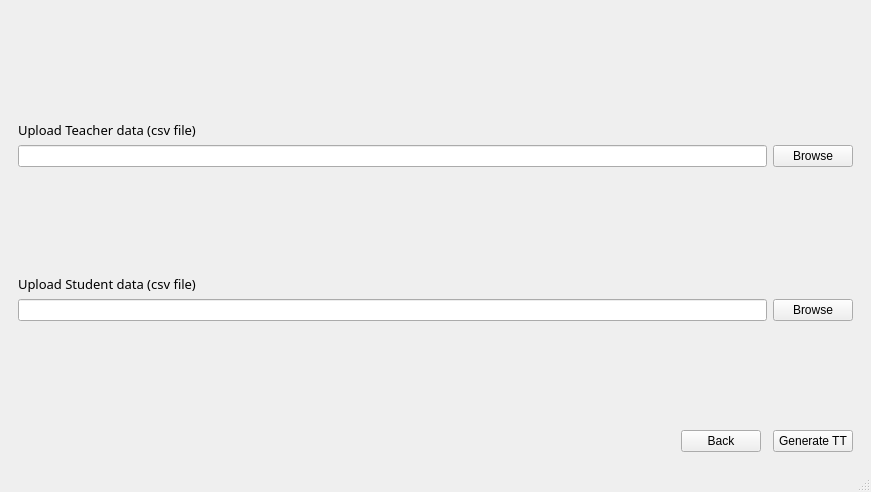
Qt form forms/mainwindow.ui (dyumanaditya/time-table-generator) before a commit.
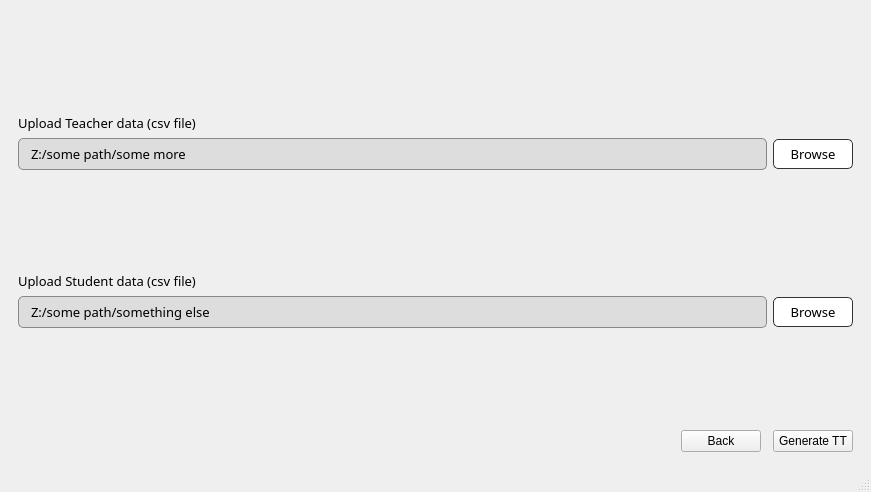
The same form after that commit.

Diff of the .ui file:
```diff
--- a/forms/mainwindow.ui
+++ b/forms/mainwindow.ui
@@ -143,7 +143,24 @@
            </spacer>
           </item>
           <item row="2" column="4" colspan="3">
-           <widget class="QLineEdit" name="teacher_data_path"/>
+           <widget class="QLineEdit" name="teacher_data_path">
+            <property name="font">
+             <font>
+              <family>Roboto Mono</family>
+              <pointsize>10</pointsize>
+             </font>
+            </property>
+            <property name="styleSheet">
+             <string notr="true">color: #000;
+background: #ddd;
+padding: 5px 10px;
+border: 1px solid #888;
+border-radius: 5px;</string>
+            </property>
+            <property name="text">
+             <string>Z:/some path/some more</string>
+            </property>
+           </widget>
           </item>
           <item row="4" column="4">
            <widget class="QLabel" name="upload_student_label">
@@ -160,6 +177,19 @@
           </item>
           <item row="5" column="7">
            <widget class="QPushButton" name="student_data_browse_button">
+            <property name="font">
+             <font>
+              <family>Product Sans</family>
+              <pointsize>10</pointsize>
+             </font>
+            </property>
+            <property name="styleSheet">
+             <string notr="true">color: #000;
+background: #fff;
+padding: 5px 10px;
+border-radius: 5px;
+border: 1px solid #333;</string>
+            </property>
             <property name="text">
              <string>Browse</string>
             </property>
@@ -200,6 +230,19 @@
           </item>
           <item row="2" column="7">
            <widget class="QPushButton" name="teacher_data_browse_button">
+            <property name="font">
+             <font>
+              <family>Product Sans</family>
+              <pointsize>10</pointsize>
+             </font>
+            </property>
+            <property name="styleSheet">
+             <string notr="true">color: #000;
+background: #fff;
+padding: 5px 10px;
+border-radius: 5px;
+border: 1px solid #333;</string>
+            </property>
             <property name="text">
              <string>Browse</string>
             </property>
@@ -239,7 +282,24 @@
            </spacer>
           </item>
           <item row="5" column="4" colspan="3">
-           <widget class="QLineEdit" name="student_data_path"/>
+           <widget class="QLineEdit" name="student_data_path">
+            <property name="font">
+             <font>
+              <family>Roboto Mono</family>
+              <pointsize>10</pointsize>
+             </font>
+            </property>
+            <property name="styleSheet">
+             <string notr="true">color: #000;
+background: #ddd;
+padding: 5px 10px;
+border: 1px solid #888;
+border-radius: 5px;</string>
+            </property>
+            <property name="text">
+             <string>Z:/some path/something else</string>
+            </property>
+           </widget>
           </item>
          </layout>
         </item>
```
